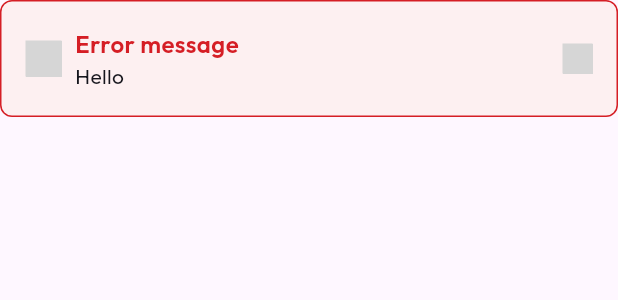
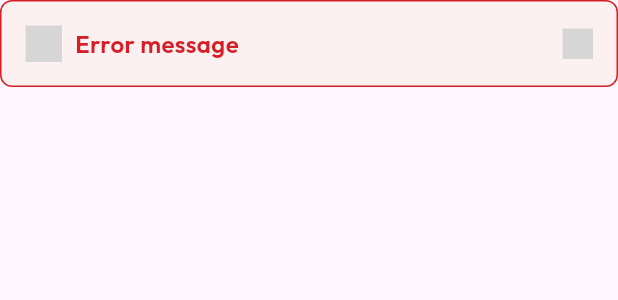
Before and after one commit to Tagaddod/Tagaddod-NewUi-Kit, a Flutter app: the ErrorMessage widget shown alone on an empty page, opened directly, on a phone screen of 412 x 824 dp. Shown: the top 300 px of the screen. Run offline on Flutter 3.47's test engine with Material 3 defaults, Android fonts, the phone set to English and light mode, and no system bars; drawn by our look-alikes of overlay_support; our stand-ins replace auto_size_text, flutter_screenutil, flutter_svg, percent_indicator; grey boxes are pictures that could not be loaded.

Commit message:
Edit toast message

```diff
--- a/lib/samples/sample_toast_message/sample_toast_message.dart
+++ b/lib/samples/sample_toast_message/sample_toast_message.dart
@@ -36,7 +36,6 @@ class SampleToastMessage extends StatelessWidget {
               ToastService.show(
                 content: ErrorMessage(
                   title: "Error message ",
-                  subtitle: "Hello",
                 ),
               );
             },
@@ -46,7 +45,6 @@ class SampleToastMessage extends StatelessWidget {
               ToastService.show(
                 content: ErrorMessage(
                   title: "Error message ",
-                  subtitle: "Hello",
                   showVerticalLine: true,
                 ),
               );
--- a/lib/samples/text_field/sample_text_field.dart
+++ b/lib/samples/text_field/sample_text_field.dart
@@ -77,7 +77,6 @@ class _MediumTextFieldSampleState extends State<MediumTextFieldSample> {
           labelText: "Disabled Medium Text Field",
           hintText: "Value",
           width: MediaQuery.sizeOf(context).width * 0.5,
-          isEnabled: false,
         ),
         const SizedBox(
           height: 15,
@@ -167,7 +166,6 @@ class LargeTextFieldSample extends StatelessWidget {
           labelText: "Disabled Large Text Field",
           hintText: "Value",
           width: MediaQuery.sizeOf(context).width * 0.5,
-          isEnabled: false,
         ),
         const SizedBox(
           height: 15,
--- a/lib/utils/toast_service.dart
+++ b/lib/utils/toast_service.dart
@@ -18,6 +18,7 @@ class ToastService {
     _entry = showSimpleNotification(
       content,
       background: backgroundColor,
+      contentPadding: const EdgeInsets.symmetric(horizontal: 12),
       duration: duration,
       position: notificationPosition,
       elevation: elevation,
--- a/lib/widgets/Toast_message/error_message.dart
+++ b/lib/widgets/Toast_message/error_message.dart
@@ -11,7 +11,8 @@ import 'package:tagaddod_ui_kit/utils/toast_service.dart';
 class ErrorMessage extends StatelessWidget {
   final Color backgroundColor, borderColor, titleColor, subtitleColor;
   final VoidCallback? onClose;
-  final String title, subtitle;
+  final String title;
+  final String? subtitle;
   final bool showLeadingIcon, showTrailingIcon;
   final String leadingIconPath, trailingIconPath;
   final Color leadingIconColor, trailingIconColor, verticalLineColor;
@@ -20,7 +21,7 @@ class ErrorMessage extends StatelessWidget {
 
   const ErrorMessage(
       {required this.title,
-      this.subtitle = '',
+      this.subtitle,
       this.backgroundColor = BgColors.colorBgFillCriticalSecondary,
       this.borderColor = BorderColors.colorBorderCritical,
       this.subtitleColor = TextColors.colorText,
@@ -86,11 +87,13 @@ class ErrorMessage extends StatelessWidget {
                             style: BodyStyles.bodyMdMedium(context)
                                 .copyWith(color: titleColor),
                           ),
-                          Text(
-                            subtitle,
-                            style: BodyStyles.bodySm
-                                .copyWith(color: subtitleColor),
-                          ),
+                          subtitle == null
+                              ? const SizedBox.shrink()
+                              : Text(
+                                  subtitle ?? '',
+                                  style: BodyStyles.bodySm
+                                      .copyWith(color: subtitleColor),
+                                ),
                         ],
                       ),
                     ),
```
Also changed, not shown: lib/widgets/Toast_message/success_message.dart (+10 -7 lines).
